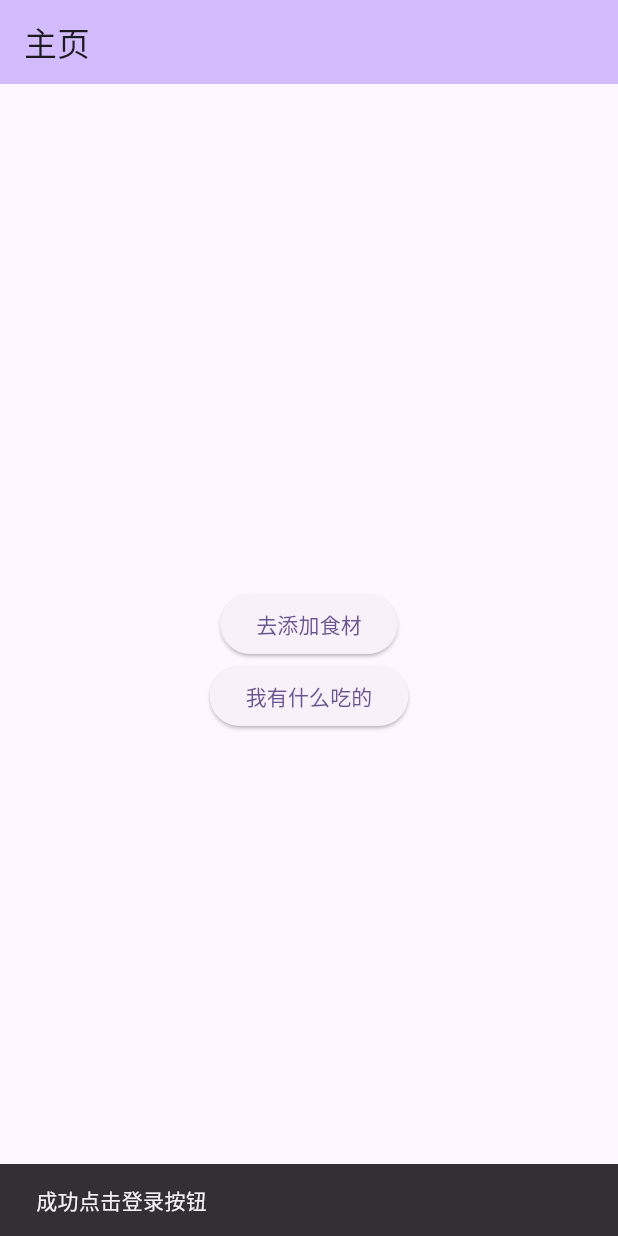
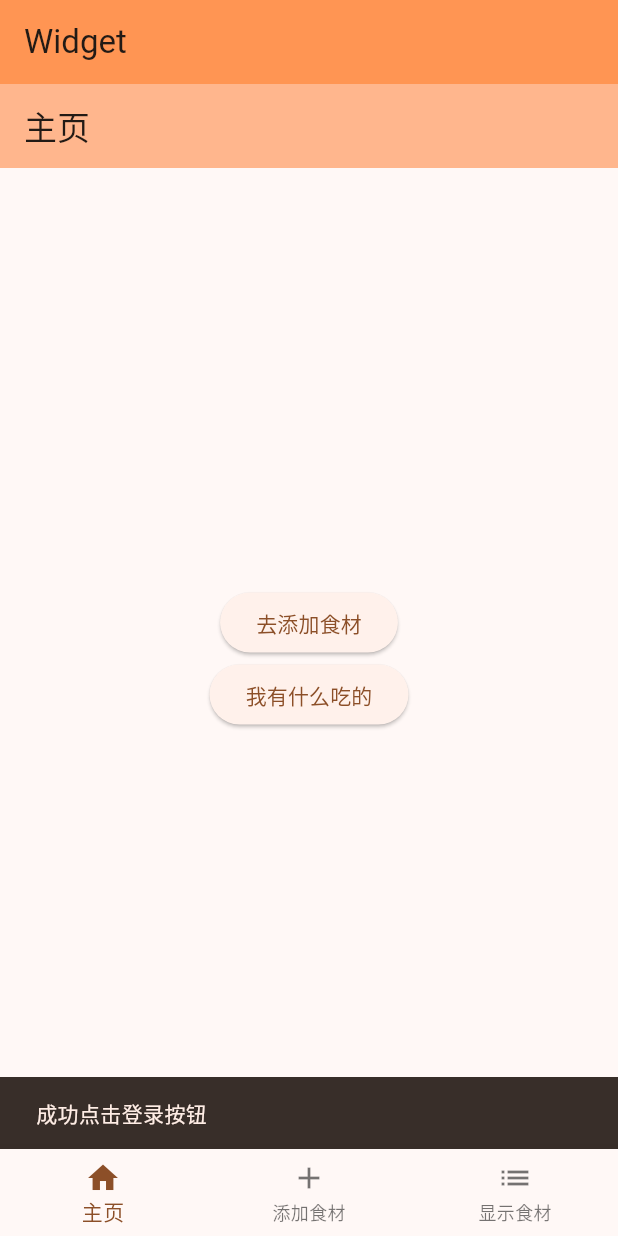
Before and after one commit to GUET-AI-Tools/flutter, a Flutter app: the screen it shows after launch, after a tap on "登录", on a phone screen of 412 x 824 dp. Run offline on Flutter 3.47's test engine with Material 3 defaults, Android fonts, the phone set to English and light mode, and no system bars; our stand-ins replace flutter_staggered_animations, image_picker, shared_preferences, sqflite; missing offline and left inert: openai_dart; accounts and stored records are empty.

Commit message:
add tabs

```diff
--- a/lib/main.dart
+++ b/lib/main.dart
@@ -1,7 +1,6 @@
-import 'package:ai_tool/routes/display_route.dart';
-import 'package:ai_tool/routes/input_route.dart';
-import 'package:ai_tool/routes/login_route.dart';
 import 'package:flutter/material.dart';
+import 'package:ai_tool/routes/login_route.dart'; // 登录页面
+import 'package:ai_tool/routes/tabs.dart'; // 导入 tabs.dart 文件
 
 void main() {
   runApp(const MyApp());
@@ -16,17 +15,15 @@
     return MaterialApp(
       title: 'Flutter Demo',
       theme: ThemeData(
-        colorScheme: ColorScheme.fromSeed(seedColor: Colors.deepPurple),
+        colorScheme: ColorScheme.fromSeed(seedColor: const Color.fromARGB(255, 255, 149, 83)),
         useMaterial3: true,
       ),
       // home: const MyHomePage(title: 'Flutter Demo Home Page'),
       routes: {
-
-        'homepage':(context) => MyHomePage(title: '主页'),
-        'input':(context) => InputRoute(),
-        'display':(context) => DisplayRoute()
+        '/login': (context) => const LoginPage(), // 登录页面的路由名称
+        'homepage': (context) => const TabsPage(), // 底部导航栏页面
       },
-      home: const LoginPage(),
+      initialRoute: '/login',
     );
   }
 }
--- /dev/null
+++ b/lib/routes/tabs.dart
@@ -0,0 +1,48 @@
+import 'package:ai_tool/main.dart';
+import 'package:flutter/material.dart';
+// import 'package:ai_tool/routes/home_route.dart'; // 主页
+import 'package:ai_tool/routes/input_route.dart'; // 添加食材页面
+import 'package:ai_tool/routes/display_route.dart'; // 显示食材页面
+
+class TabsPage extends StatefulWidget {
+  const TabsPage({super.key});
+
+  @override
+  State<TabsPage> createState() => _TabsPageState();
+}
+
+class _TabsPageState extends State<TabsPage> {
+  int _selectedIndex = 0;
+
+  final List<Widget> _pages = [
+    MyHomePage(title: '主页'), // 主页
+    InputRoute(), // 添加食材页面
+    DisplayRoute(), // 显示食材页面
+  ];
+
+  void _onItemTapped(int index) {
+    setState(() {
+      _selectedIndex = index;
+    });
+  }
+
+  @override
+  Widget build(BuildContext context) {
+    return Scaffold(
+      appBar: AppBar(
+        title: Text(_pages[_selectedIndex].toString().split('(')[0]),
+        backgroundColor: const Color.fromARGB(255, 255, 149, 83),
+      ),
+      body: _pages[_selectedIndex],
+      bottomNavigationBar: BottomNavigationBar(
+        currentIndex: _selectedIndex,
+        onTap: _onItemTapped,
+        items: const [
+          BottomNavigationBarItem(icon: Icon(Icons.home), label: "主页"),
+          BottomNavigationBarItem(icon: Icon(Icons.add), label: "添加食材"),
+          BottomNavigationBarItem(icon: Icon(Icons.list), label: "显示食材"),
+        ],
+      ),
+    );
+  }
+}
```
Also changed, not shown: pubspec.lock.
